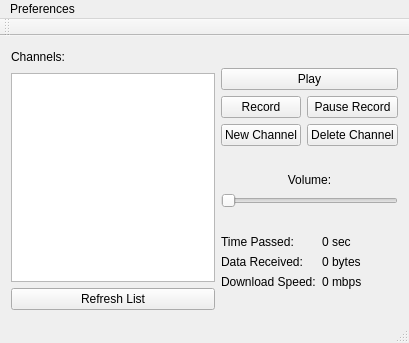
Ernyoke/Allamvizsga, file Listenner/gui.ui: the form before one commit.
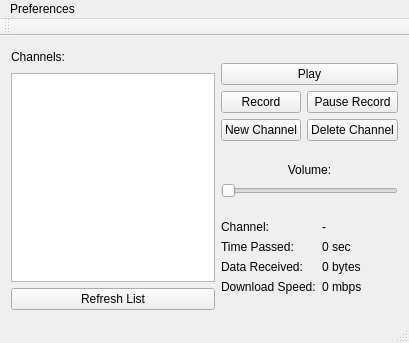
The form after the commit.

The edit to the form file:
```diff
--- a/Listenner/gui.ui
+++ b/Listenner/gui.ui
@@ -88,60 +88,74 @@
      <layout class="QGridLayout" name="gridLayout_4">
       <item row="3" column="0">
        <layout class="QGridLayout" name="gridLayout">
-        <item row="2" column="1">
+        <item row="4" column="0" colspan="2">
+         <spacer name="verticalSpacer_4">
+          <property name="orientation">
+           <enum>Qt::Vertical</enum>
+          </property>
+          <property name="sizeHint" stdset="0">
+           <size>
+            <width>20</width>
+            <height>40</height>
+           </size>
+          </property>
+         </spacer>
+        </item>
+        <item row="2" column="0">
+         <widget class="QLabel" name="label_3">
+          <property name="text">
+           <string>Data Received:</string>
+          </property>
+         </widget>
+        </item>
+        <item row="3" column="1">
          <widget class="QLabel" name="speed">
           <property name="text">
            <string>0 mbps</string>
           </property>
          </widget>
         </item>
-        <item row="0" column="0">
+        <item row="1" column="0">
          <widget class="QLabel" name="label_2">
           <property name="text">
            <string>Time Passed:</string>
           </property>
          </widget>
         </item>
-        <item row="0" column="1">
+        <item row="1" column="1">
          <widget class="QLabel" name="timePassed">
           <property name="text">
            <string>0 sec</string>
           </property>
          </widget>
         </item>
-        <item row="1" column="0">
-         <widget class="QLabel" name="label_3">
-          <property name="text">
-           <string>Data Received:</string>
-          </property>
-         </widget>
-        </item>
-        <item row="1" column="1">
+        <item row="2" column="1">
          <widget class="QLabel" name="dataReceived">
           <property name="text">
            <string>0 bytes</string>
           </property>
          </widget>
         </item>
-        <item row="2" column="0">
+        <item row="3" column="0">
          <widget class="QLabel" name="label_4">
           <property name="text">
            <string>Download Speed:</string>
           </property>
          </widget>
         </item>
-        <item row="3" column="0" colspan="2">
-         <spacer name="verticalSpacer_4">
-          <property name="orientation">
-           <enum>Qt::Vertical</enum>
+        <item row="0" column="0">
+         <widget class="QLabel" name="label_6">
+          <property name="text">
+           <string>Channel:</string>
           </property>
-          <property name="sizeHint" stdset="0">
-           <size>
-            <width>20</width>
-            <height>40</height>
-           </size>
+         </widget>
+        </item>
+        <item row="0" column="1">
+         <widget class="QLabel" name="label_7">
+          <property name="text">
+           <string>-</string>
           </property>
-         </spacer>
+         </widget>
         </item>
        </layout>
       </item>
```
